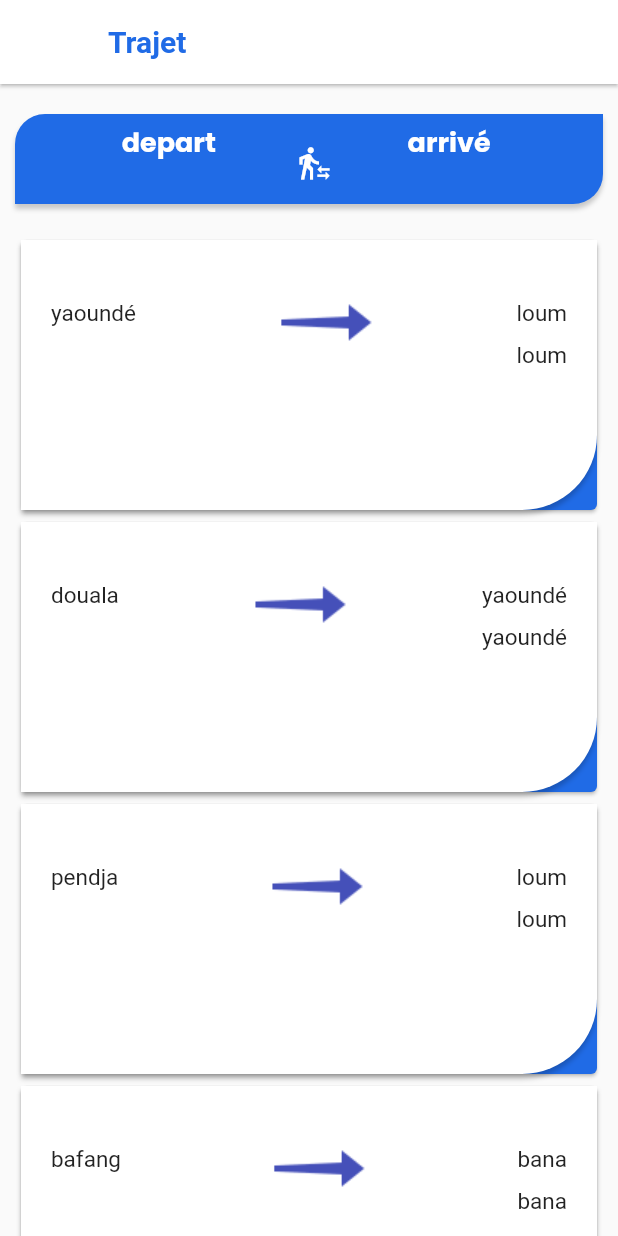
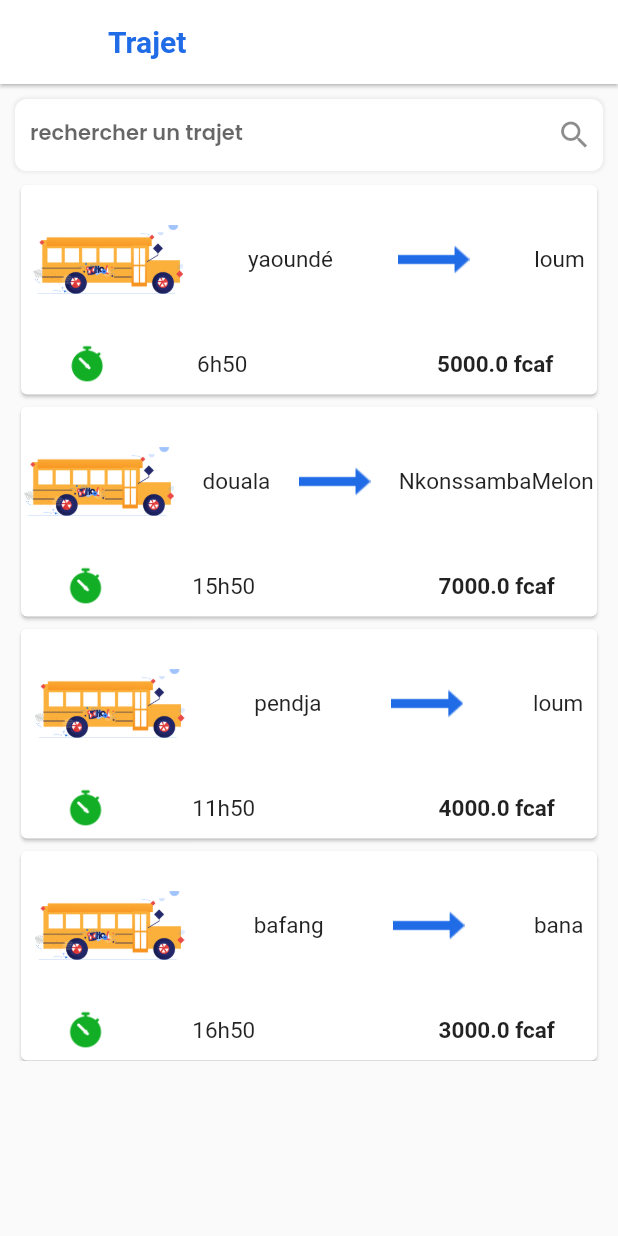
Before and after one commit to cabrelshadow/TaxiApp, a Flutter app: the Trajet screen opened by its route, on a phone screen of 412 x 824 dp. Run offline on Flutter 3.47's test engine with Material 2 defaults, Android fonts, the phone set to English and light mode, and no system bars; our stand-ins replace cloud_firestore, firebase_auth, firebase_core, firebase_storage, flutter_svg, get and 6 more; missing offline and left inert: dart:ffi, fl_country_code_picker, flutter_google_places, google_maps_webservice; accounts and stored records are empty.

Commit message:
finished card for route screen

```diff
--- a/lib/constants/image_string.dart
+++ b/lib/constants/image_string.dart
@@ -16,4 +16,6 @@ const String  userIcon="assets/images/peson.png";
 const String  bookmark="assets/images/bookm.png";
 const String  menu="assets/images/menu.png";
 const String  profile="assets/images/pro.jpg";
-const String  flech="assets/images/fleche.png";
+const String  flech="assets/images/arrow.png";
+const String  heur="assets/images/heur.png";
+const String  go="assets/images/go.png";
--- a/lib/models/trajetmodels/trajetmodel.dart
+++ b/lib/models/trajetmodels/trajetmodel.dart
@@ -21,15 +21,17 @@ class Trajetmodel{
           villeDepart: "yaoundé",
           villeArriver: "loum",
           heurArriver: "6h50",
-          image:"assets/images/bus.png",
-          Prix: 5000,
+          image:"assets/images/go.png",
+
+        Prix: 5000,
       ),
     Trajetmodel(
 
       villeDepart: "douala",
-      villeArriver: "yaoundé",
+      villeArriver: "NkonssambaMelon",
       heurArriver: "15h50",
-      image:"assets/images/bus.png",
+      image:"assets/images/go.png",
+
       Prix: 7000,
     ),
     Trajetmodel(
@@ -37,7 +39,8 @@ class Trajetmodel{
       villeDepart: "pendja",
       villeArriver: "loum",
       heurArriver: "11h50",
-      image:"assets/images/bus.png",
+      image:"assets/images/go.png",
+
       Prix: 4000,
     ),
     Trajetmodel(
@@ -45,7 +48,8 @@ class Trajetmodel{
       villeDepart: "bafang",
       villeArriver: "bana",
       heurArriver: "16h50",
-      image:"assets/images/bus.png",
+      image:"assets/images/go.png",
+
       Prix: 3000,
     ),
     Trajetmodel(
@@ -53,7 +57,8 @@ class Trajetmodel{
       villeDepart: "bafang",
       villeArriver: "bana",
       heurArriver: "16h50",
-      image:"assets/images/bus.png",
+      image:"assets/images/go.png",
+
       Prix: 3000,
     ),
     Trajetmodel(
@@ -61,7 +66,7 @@ class Trajetmodel{
       villeDepart: "bafang",
       villeArriver: "bana",
       heurArriver: "16h50",
-      image:"assets/images/bus.png",
+      image:"assets/images/go.png",
       Prix: 3000,
     ),
     Trajetmodel(
@@ -69,7 +74,7 @@ class Trajetmodel{
       villeDepart: "bafang",
       villeArriver: "bana",
       heurArriver: "16h50",
-      image:"assets/images/bus.png",
+      image:"assets/images/go.png",
       Prix: 3000,
     ),
 
--- a/lib/views/trajetdisponible.dart
+++ b/lib/views/trajetdisponible.dart
@@ -18,154 +18,140 @@ class Trajet extends StatelessWidget {
           backgroundColor: Colors.white,
           title: Text("Trajet" ,style: GoogleFonts.roboto(fontWeight: FontWeight.bold,fontSize: 20,color:appcolor),),
         ),
-
              body: SingleChildScrollView(
                child: Container(
-             padding: EdgeInsets.only(top: 20),
+                 padding: EdgeInsets.all(10),
                  child: Column(
                    children: [
-
+                     builTextField(),
+                     SizedBox( height: 5,),
                         Container(
-                     width: 400,
-                     height: 60,
-                     padding: EdgeInsets.only(top: 5),
-                     margin: EdgeInsets.symmetric(horizontal: 10),
-                     decoration: BoxDecoration(
-                       borderRadius: BorderRadius.only(
-                           topLeft: Radius.circular(20),
-                           bottomRight: Radius.circular(20)
-                       ),
-                       boxShadow: [
-                         BoxShadow(
-                           offset: Offset(0,3),
-                           blurRadius: 2,
-                           color: Colors.black.withOpacity(0.2),
-                         )
-                       ],
-                       color:appcolor,
-                     ),
-                     child: Row(
-                       mainAxisAlignment: MainAxisAlignment.center,
-
-                       children: [
-                         Column(
-
-                           children: [ Text("depart ",style: GoogleFonts.poppins(
-                               color: Colors.white,
-                               fontWeight: FontWeight.bold,
-                               fontSize: 18
-                           ),)],
-                         ),
-                         SizedBox(width: 50,),
-                         Icon(Icons.transfer_within_a_station,color: Colors.white,),
-                         SizedBox(width: 50,),
-                         Column(
-                           children: [ Text("arrivé ",style: GoogleFonts.poppins(
-                               color: Colors.white,
-                               fontWeight: FontWeight.bold,
-                               fontSize: 18
-                           ),)],
-                         ),
-                         SizedBox(height: 10,)
-                       ],
-                     ),
-                   ),
-                   SizedBox(height: 10,),
-                  SizedBox(
-                    height:Get.height,
-
-                     child:  ListView.builder(
-                         padding: EdgeInsets.all(10),
+                            height: MediaQuery.of(context).size.height / 1.40,
+                          child: ListView.builder(
                           shrinkWrap: true,
                           scrollDirection: Axis.vertical,
                           itemCount:trajetlistitem.length,
                           itemBuilder: (context,index){
                             return Card(
-                              color:appcolor,
-                             child: Container(
-                               padding: EdgeInsets.symmetric(vertical: 20),
-                               height: 180,
-                               width: 300,
-                               decoration: BoxDecoration(
-                                   borderRadius: BorderRadius.only(
-                                     bottomRight: Radius.circular(50)
-                                   ),
-                                   boxShadow: [
-                                     BoxShadow(
 
-                                         offset: Offset(0,3),
-                                         blurRadius: 2,
-                                         color: Colors.black.withOpacity(0.2)
-                                     ),
+                              child: Column(
+                                crossAxisAlignment: CrossAxisAlignment.center,
 
-                                   ],
-                                   color: Colors.white
-                               ),
-                               child: Row(
+                                children: [
+                                  Row(
+                                    mainAxisAlignment: MainAxisAlignment.spaceAround,
+                                    crossAxisAlignment: CrossAxisAlignment.center,
+                                    mainAxisSize: MainAxisSize.max,
+                                    children: [
 
-                                 mainAxisAlignment: MainAxisAlignment.spaceBetween,
-                                 children: [
-                                        Column(
-                                          children: [
-                                            Container(
-                                              margin: EdgeInsets.all(20),
+                                      Image(image: AssetImage(trajetlistitem[index].image),height: 100,width: 100,),
+                                      SizedBox(width: 10,),
 
-                                              child:Column(
-                                                  children: [
+
                                       Text(trajetlistitem[index].villeDepart,style: GoogleFonts.roboto(
                                         fontSize: 15,
 
                                       ),),
-                                                    SizedBox(height: 10,),
-
-
-                                                  ]
-                                              ) ,
-                                            )
-                                          ],
-                                        ),
-                                   Container(
-                                     margin: EdgeInsets.all(3),
-                                     child: Column(
-                                       children: [
-                                        Image(image: AssetImage(flech))
-                                       ],
-                                     ),
-                                   ),
-                                   Container(
-                                     margin: EdgeInsets.all(20),
-                                     child: Column(
-                                         children: [
+                                      SizedBox(width: 10,),
+                                      Image(image: AssetImage(flech)),
+                                      SizedBox(width: 10,),
                                       Text(trajetlistitem[index].villeArriver,style: GoogleFonts.roboto(
                                         fontSize: 15,
 
-                                           ) ),
+                                      ),),
 
 
-                                           SizedBox(height: 10,),
-                                           Text(trajetlistitem[index].villeArriver,style: GoogleFonts.roboto(
+                                    ],
+
+                                  ),
+                                  SizedBox(height: 5,),
+                                  Row(
+                                    mainAxisAlignment: MainAxisAlignment.spaceAround,
+                                    crossAxisAlignment: CrossAxisAlignment.center,
+                                    mainAxisSize: MainAxisSize.max,
+                                    children: [
+
+                                      Image(image: AssetImage(heur), height: 30,width: 30,),
+
+                                      Text(trajetlistitem[index].heurArriver,style: GoogleFonts.roboto(
                                         fontSize: 15,
 
-                                           ) ),
-                                         ]
+                                      ),),
+
+
+                                      SizedBox(width: 10,),
+                                      Text("${trajetlistitem[index].Prix.toString()}"+" "+"fcaf",style: GoogleFonts.roboto(
+                                        fontSize: 15,
+                                         fontWeight: FontWeight.bold,
+                                      ),),
+
+
+                                    ],
+
                                   ),
+                                  SizedBox(height: 5,),
+                                ],
+
                               ),
+
+                            );
+                          },
+                        )),
 
                    ],
                  ),
-                             ),
-                           );
-                         }
 
-                     ) ,
-                   ),
-
-
-                 ],
-               ),
                ),
              ),
       ),
     );
   }
 }
+Widget builTextField(){
+  return    Positioned(
+    top: 20,
+    left: 20,
+    right: 20,
+    child: Container(
+      width: Get.width,
+      padding: EdgeInsets.only(left: 10),
+      // height: 50,
+      decoration: BoxDecoration(
+          color: Colors.white,
+          boxShadow: [
+            BoxShadow(
+                color: Colors.black.withOpacity(0.05),
+                spreadRadius: 1,
+                blurRadius: 1)
+          ],
+          borderRadius: BorderRadius.circular(8)),
+      child: TextFormField(
+        //vallidate imput
+
+        onTap: (){
+
+        },
+        //appel de la function validator passer en parametre
+
+        style: GoogleFonts.poppins(
+            fontSize: 14,
+            fontWeight: FontWeight.w600,
+            color: Color(0xffA7A7A7)),
+        decoration: InputDecoration(
+          hintText: "rechercher un trajet",
+
+          suffixIcon: Padding(
+            padding: const EdgeInsets.only(left: 10),
+            child: Icon(
+              Icons.search,
+
+            ),
+          ),
+          border: InputBorder.none,
+        ),
+      ),
+    ),
+  );
+
+
+}
```
Also changed, not shown: assets/images/arrow.png (added), assets/images/go.png (added), assets/images/heur.png (added), lib/generated/assets.dart. Lines whose indentation alone changed are shown as unchanged.
